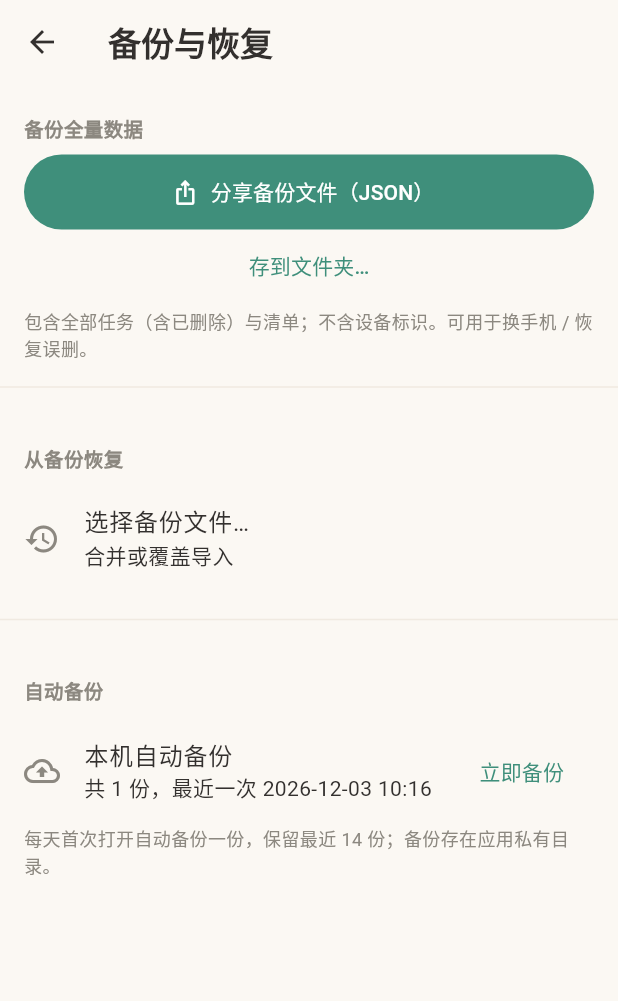
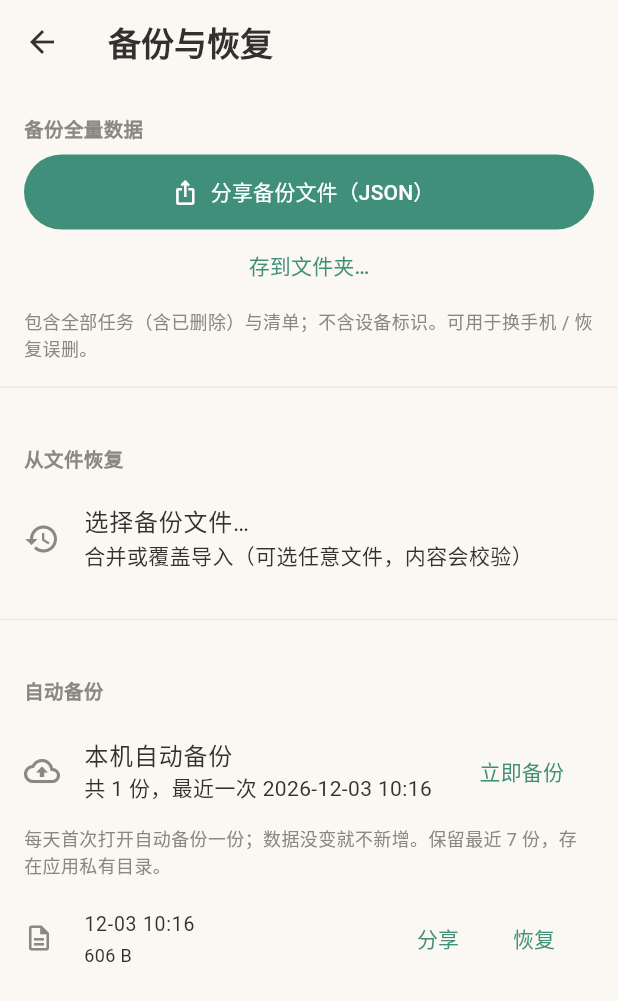
Before and after one commit to Helioswei/zhaoxi, a Flutter app: the BackupPage screen opened by its route, after a tap on "选择备份文件…", on a phone screen of 412 x 824 dp. Shown: the top 1001 px of the screen. Run offline on Flutter 3.47's test engine with Material 3 defaults, Android fonts, the phone set to English and light mode, and no system bars; our stand-ins replace drift, file_picker, flutter_local_notifications, flutter_riverpod, flutter_timezone, pdf and 2 more; accounts and stored records are empty; generated files the repository leaves out were written again.

Commit message:
feat(backup): 自动备份去重 + 保留 7 份；备份列表可分享/恢复；文件选择器修复
1) 文件选择器：FileType.any（不按 MIME 过滤），解决 Android 上目录/文件名不可见；
   选完由 ImportService 校验内容，非备份文件会被拒绝
2) 自动备份：与上一份内容相同（忽略导出时间）则跳过；保留 7 份
3) 备份页新增列表：默认露最近 3 份（可展开），每份「分享 / 恢复」
4) 顺手修掉说明文字里误显示的 ** 号
测试：新增去重用例；全量 78 例通过

```diff
--- a/app/lib/features/export/backup_page.dart
+++ b/app/lib/features/export/backup_page.dart
@@ -4,6 +4,7 @@ import 'dart:io';
 import 'package:flutter/material.dart';
 import 'package:flutter_riverpod/flutter_riverpod.dart';
 import 'package:intl/intl.dart';
+import 'package:path/path.dart' as p;
 
 import '../../providers/app_providers.dart';
 import '../../services/backup_service.dart';
@@ -13,7 +14,11 @@ import '../../services/notification_service.dart';
 import '../../ui/snack.dart';
 import '../../ui/theme/app_theme.dart';
 
-/// 备份与恢复（低频、偏技术，单独一页；日常用户只用「导出月报」）。
+/// 备份与恢复（低频页面，与「导出」「回收站」同级）。
+///
+/// - 手动备份：分享 / 存到文件夹
+/// - 从文件恢复：合并 / 覆盖
+/// - 自动备份：列出最近几份，可直接分享或恢复（不必先导出再导入）
 class BackupPage extends ConsumerStatefulWidget {
   const BackupPage({super.key});
 
@@ -25,6 +30,7 @@ class BackupPage extends ConsumerStatefulWidget {
 
 class _BackupPageState extends ConsumerState<BackupPage> {
   bool _busy = false;
+  bool _showAll = false;
   List<File> _backups = const [];
 
   @override
@@ -53,6 +59,11 @@ class _BackupPageState extends ConsumerState<BackupPage> {
   String get _jsonName =>
       '朝夕-备份-${DateFormat('yyyyMMdd-HHmm').format(DateTime.now())}.json';
 
+  String _size(File f) {
+    final bytes = f.lengthSync();
+    return bytes < 1024 ? '$bytes B' : '${(bytes / 1024).toStringAsFixed(1)} KB';
+  }
+
   Future<void> _exportJson({required bool toFile}) async {
     setState(() => _busy = true);
     try {
@@ -75,10 +86,30 @@ class _BackupPageState extends ConsumerState<BackupPage> {
     }
   }
 
+  Future<void> _shareBackup(File file) async {
+    try {
+      await shareBytes(
+        fileName: p.basename(file.path),
+        bytes: await file.readAsBytes(),
+      );
+    } catch (e) {
+      if (mounted) showInfoSnack(context, '分享失败：$e');
+    }
+  }
+
+  Future<void> _restoreFrom(File file) async {
+    final content = await file.readAsString();
+    if (!mounted) return;
+    await _restoreContent(content);
+  }
+
   Future<void> _restore() async {
     final content = await pickTextFile();
     if (content == null || !mounted) return;
+    await _restoreContent(content);
+  }
 
+  Future<void> _restoreContent(String content) async {
     final overwrite = await showDialog<bool>(
       context: context,
       builder: (ctx) => AlertDialog(
@@ -135,6 +166,7 @@ class _BackupPageState extends ConsumerState<BackupPage> {
       if (overwrite) {
         await ref.read(taskRepositoryProvider).rescheduleAll();
       }
+      await _refreshBackups();
       if (mounted) showInfoSnack(context, result.summary);
     } on ImportException catch (e) {
       if (mounted) showInfoSnack(context, e.message);
@@ -160,6 +192,8 @@ class _BackupPageState extends ConsumerState<BackupPage> {
 
   @override
   Widget build(BuildContext context) {
+    final shown = _showAll ? _backups : _backups.take(3).toList();
+
     return Scaffold(
       appBar: AppBar(title: const Text('备份与恢复')),
       body: ListView(
@@ -199,14 +233,16 @@ class _BackupPageState extends ConsumerState<BackupPage> {
             ),
           ),
           const Divider(height: 36),
-          _section('从备份恢复'),
+
+          _section('从文件恢复'),
           ListTile(
             leading: const Icon(Icons.restore),
             title: const Text('选择备份文件…'),
-            subtitle: const Text('合并或覆盖导入'),
+            subtitle: const Text('合并或覆盖导入（可选任意文件，内容会校验）'),
             onTap: _busy ? null : _restore,
           ),
           const Divider(height: 36),
+
           _section('自动备份'),
           ListTile(
             leading: const Icon(Icons.backup_outlined),
@@ -220,13 +256,52 @@ class _BackupPageState extends ConsumerState<BackupPage> {
           Padding(
             padding: const EdgeInsets.fromLTRB(16, 0, 16, 8),
             child: Text(
-              '每天首次打开自动备份一份，保留最近 ${BackupService.keep} 份；'
-              '备份存在应用私有目录。',
+              '每天首次打开自动备份一份；数据没变就不新增。'
+              '保留最近 ${BackupService.keep} 份，存在应用私有目录。',
               style: TextStyle(
                 fontSize: 12,
                 color: context.colors.onSurfaceVariant,
               ),
             ),
+          ),
+          if (_backups.isNotEmpty) ...[
+            for (final f in shown) _backupRow(f),
+            if (_backups.length > 3)
+              Align(
+                alignment: Alignment.centerLeft,
+                child: Padding(
+                  padding: const EdgeInsets.symmetric(horizontal: 8),
+                  child: TextButton(
+                    onPressed: () => setState(() => _showAll = !_showAll),
+                    child: Text(
+                      _showAll ? '收起' : '查看全部（${_backups.length}）',
+                    ),
+                  ),
+                ),
+              ),
+          ],
+        ],
+      ),
+    );
+  }
+
+  Widget _backupRow(File file) {
+    final when = DateFormat('MM-dd HH:mm').format(file.statSync().modified);
+    return ListTile(
+      dense: true,
+      leading: const Icon(Icons.description_outlined, size: 20),
+      title: Text(when),
+      subtitle: Text(_size(file)),
+      trailing: Row(
+        mainAxisSize: MainAxisSize.min,
+        children: [
+          TextButton(
+            onPressed: _busy ? null : () => _shareBackup(file),
+            child: const Text('分享'),
+          ),
+          TextButton(
+            onPressed: _busy ? null : () => _restoreFrom(file),
+            child: const Text('恢复'),
           ),
         ],
       ),
--- a/app/lib/services/backup_service.dart
+++ b/app/lib/services/backup_service.dart
@@ -23,7 +23,7 @@ class BackupService {
   final ExportService _export;
   final Future<Directory> Function() _dirProvider;
 
-  static const keep = 14;
+  static const keep = 7;
 
   static Future<Directory> _defaultDir() async {
     final docs = await getApplicationDocumentsDirectory();
@@ -47,19 +47,37 @@ class BackupService {
   }
 
   /// 每天首次启动备份一次；今天已备份过则返回 null。
+  ///
+  /// **去重**：如果内容和最近一份完全一样（忽略导出时间），就不新增文件，
+  /// 避免"每天开 App 就多一份一模一样的备份"。
   Future<File?> runIfNeeded({DateTime? now}) async {
     final at = now ?? DateTime.now();
     final today = DateFormat('yyyy-MM-dd').format(at);
     final last = await _db.settingsDao.get(SettingsKeys.lastBackupDate);
     if (last == today) return null;
-    final file = await backupNow(now: at);
+
+    final json = await _export.buildBackupJson(now: at.millisecondsSinceEpoch);
+    final existing = await listBackups();
+    if (existing.isNotEmpty &&
+        _stable(await existing.first.readAsString()) == _stable(json)) {
+      await _db.settingsDao.set(SettingsKeys.lastBackupDate, today);
+      return null; // 数据没变，不新增
+    }
+
+    final file = await _write(json, at);
     await _db.settingsDao.set(SettingsKeys.lastBackupDate, today);
     return file;
   }
 
+  /// 手动「立即备份」：总是新建一份（用户主动要求的）。
   Future<File> backupNow({DateTime? now}) async {
     final at = now ?? DateTime.now();
-    final json = await _export.buildBackupJson();
+    final json = await _export.buildBackupJson(now: at.millisecondsSinceEpoch);
+    final file = await _write(json, at);
+    return file;
+  }
+
+  Future<File> _write(String json, DateTime at) async {
     final dir = await backupsDir();
     final file = File(
       p.join(dir.path, 'zhaoxi-${DateFormat('yyyyMMdd-HHmmss').format(at)}.json'),
@@ -68,6 +86,10 @@ class BackupService {
     await prune();
     return file;
   }
+
+  /// 去掉「导出时间」后再比较，否则每份都会不同。
+  String _stable(String json) =>
+      json.replaceAll(RegExp(r'"exportedAt": \d+,'), '');
 
   /// 只保留最近 [keep] 份。
   Future<void> prune() async {
--- a/app/lib/services/file_delivery.dart
+++ b/app/lib/services/file_delivery.dart
@@ -35,12 +35,13 @@ Future<bool> saveBytesAs({
 }
 
 /// 选择并读取一个 UTF-8 文本文件（用于导入备份）。
-Future<String?> pickTextFile({
-  List<String> allowedExtensions = const ['json'],
-}) async {
+///
+/// 用 `FileType.any` 而不是限定 `.json`：Android 上按 MIME 过滤时，
+/// 很多文件管理器会把 JSON 标成 octet-stream/plain，导致列表里看不到目录与文件名。
+/// 选完再由 ImportService 校验内容。
+Future<String?> pickTextFile() async {
   final files = await FilePicker.pickFiles(
-    type: FileType.custom,
-    allowedExtensions: allowedExtensions,
+    type: FileType.any,
     dialogTitle: '选择备份文件',
   );
   if (files.isEmpty) return null;
```
Also changed, not shown: 5 other files.
